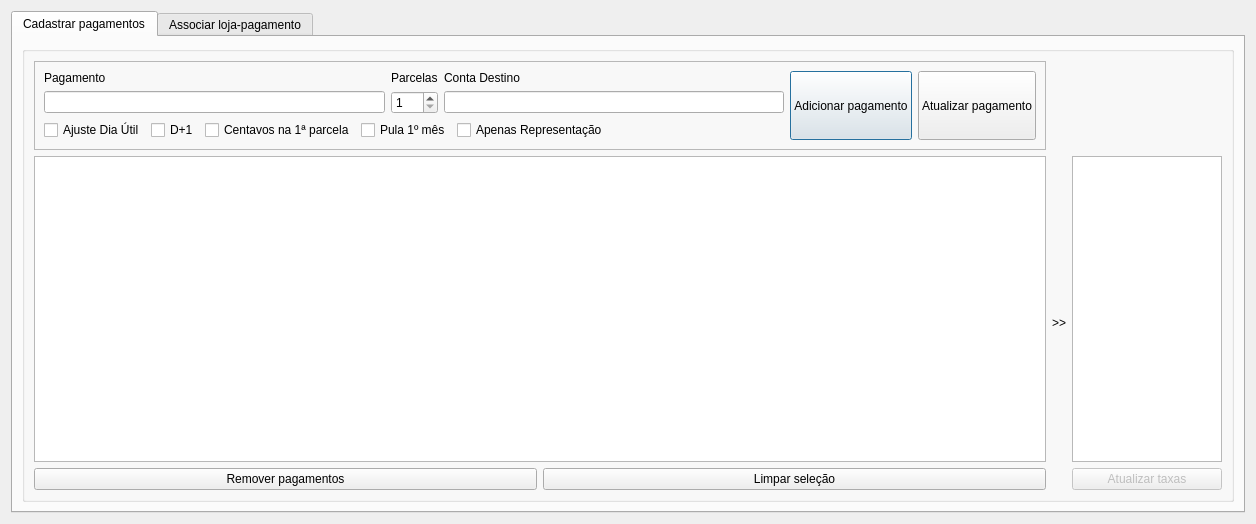
The window that ui/cadastropagamento.ui (darktorres/ERP-STACCATO) describes before a commit, drawn with Qt 5.
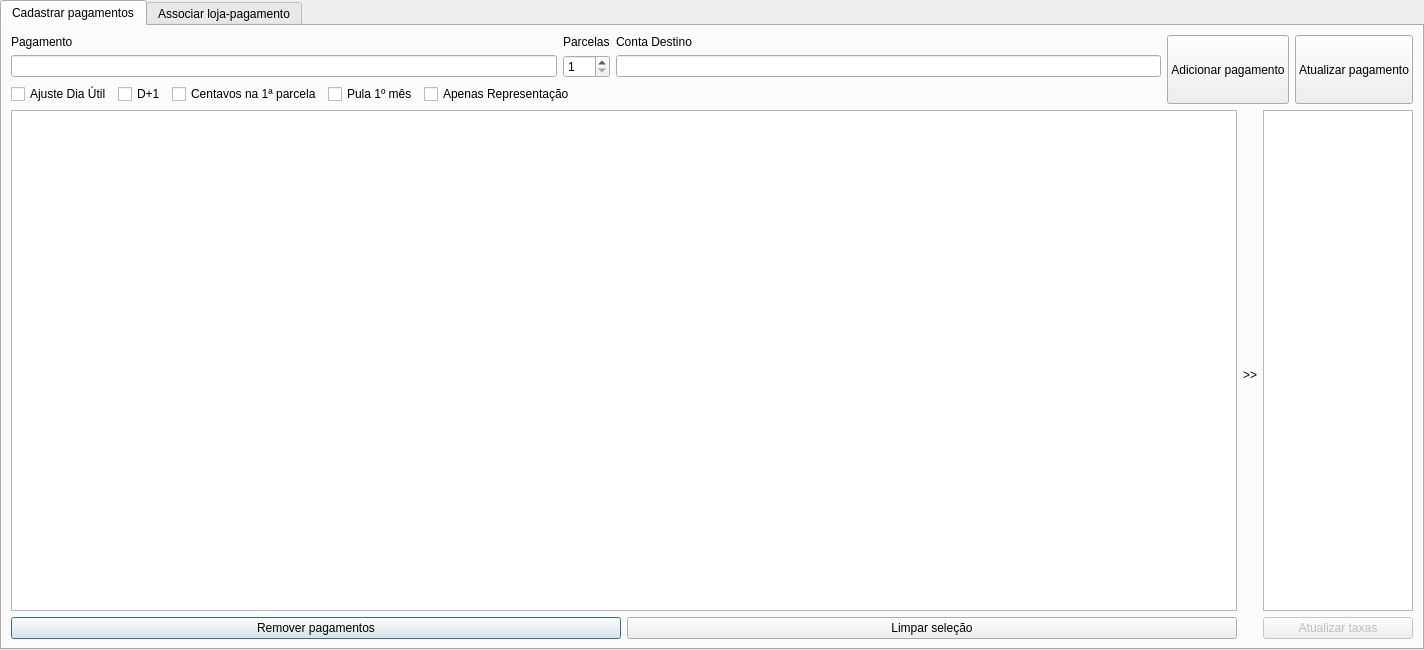
The same window after the commit. Custom widgets are drawn as their Qt base class.

```diff
--- a/ui/cadastropagamento.ui
+++ b/ui/cadastropagamento.ui
@@ -6,14 +6,26 @@
    <rect>
     <x>0</x>
     <y>0</y>
-    <width>1256</width>
-    <height>524</height>
+    <width>1424</width>
+    <height>650</height>
    </rect>
   </property>
   <property name="windowTitle">
    <string>Cadastro de Pagamento</string>
   </property>
   <layout class="QGridLayout" name="gridLayout_6">
+   <property name="leftMargin">
+    <number>0</number>
+   </property>
+   <property name="topMargin">
+    <number>0</number>
+   </property>
+   <property name="rightMargin">
+    <number>0</number>
+   </property>
+   <property name="bottomMargin">
+    <number>0</number>
+   </property>
    <item row="0" column="0">
     <widget class="QTabWidget" name="tabWidget_2">
      <property name="currentIndex">
@@ -24,32 +36,101 @@
        <string>Cadastrar pagamentos</string>
       </attribute>
       <layout class="QGridLayout" name="gridLayout_18">
+       <property name="leftMargin">
+        <number>0</number>
+       </property>
+       <property name="topMargin">
+        <number>0</number>
+       </property>
+       <property name="rightMargin">
+        <number>0</number>
+       </property>
+       <property name="bottomMargin">
+        <number>0</number>
+       </property>
+       <property name="spacing">
+        <number>0</number>
+       </property>
        <item row="0" column="0">
-        <widget class="QGroupBox" name="groupBox_3">
-         <property name="title">
-          <string/>
-         </property>
+        <widget class="QFrame" name="frame_3">
+         <layout class="QGridLayout" name="gridLayout_13">
+          <item row="1" column="0">
          <layout class="QGridLayout" name="gridLayout_5">
-          <item row="0" column="0">
-           <widget class="QFrame" name="frame">
-            <property name="frameShape">
-             <enum>QFrame::StyledPanel</enum>
-            </property>
-            <layout class="QGridLayout" name="gridLayout_10">
+            <item row="0" column="3">
+             <widget class="TableView" name="tableTaxas">
+              <property name="sizePolicy">
+               <sizepolicy hsizetype="Fixed" vsizetype="Expanding">
+                <horstretch>0</horstretch>
+                <verstretch>0</verstretch>
+               </sizepolicy>
+              </property>
+              <property name="minimumSize">
+               <size>
+                <width>150</width>
+                <height>0</height>
+               </size>
+              </property>
+              <property name="maximumSize">
+               <size>
+                <width>150</width>
+                <height>16777215</height>
+               </size>
+              </property>
+             </widget>
+            </item>
+            <item row="1" column="0">
+             <widget class="QPushButton" name="pushButtonRemoverPagamento">
+              <property name="text">
+               <string>Remover pagamentos</string>
+              </property>
+             </widget>
+            </item>
+            <item row="1" column="1">
+             <widget class="QPushButton" name="pushButtonLimparSelecao">
+              <property name="text">
+               <string>Limpar seleção</string>
+              </property>
+             </widget>
+            </item>
+            <item row="1" column="3">
+             <widget class="QPushButton" name="pushButtonAtualizarTaxas">
+              <property name="enabled">
+               <bool>false</bool>
+              </property>
+              <property name="text">
+               <string>Atualizar taxas</string>
+              </property>
+             </widget>
+            </item>
+            <item row="0" column="2" rowspan="2">
+             <widget class="QLabel" name="label_8">
+              <property name="sizePolicy">
+               <sizepolicy hsizetype="Maximum" vsizetype="Preferred">
+                <horstretch>0</horstretch>
+                <verstretch>0</verstretch>
+               </sizepolicy>
+              </property>
+              <property name="text">
+               <string>&gt;&gt;</string>
+              </property>
+             </widget>
+            </item>
+            <item row="0" column="0" colspan="2">
+             <widget class="TableView" name="tablePagamentos">
+              <property name="editTriggers">
+               <set>QAbstractItemView::NoEditTriggers</set>
+              </property>
+              <property name="selectionBehavior">
+               <enum>QAbstractItemView::SelectRows</enum>
+              </property>
+             </widget>
+            </item>
+           </layout>
+          </item>
              <item row="0" column="0">
-              <layout class="QGridLayout" name="gridLayout_9">
+           <layout class="QGridLayout" name="gridLayout_11">
                <item row="0" column="0">
                 <layout class="QGridLayout" name="gridLayout_7">
-                 <item row="0" column="0">
-                  <widget class="QLabel" name="label_3">
-                   <property name="text">
-                    <string>Pagamento</string>
-                   </property>
-                  </widget>
-                 </item>
-                 <item row="1" column="0">
-                  <widget class="QLineEdit" name="lineEditPagamento"/>
-                 </item>
                  <item row="0" column="2">
                   <widget class="QLabel" name="label_4">
                    <property name="text">
@@ -71,11 +152,47 @@
                    </property>
                   </widget>
                  </item>
+              <item row="0" column="0">
+               <widget class="QLabel" name="label_3">
+                <property name="text">
+                 <string>Pagamento</string>
+                </property>
+               </widget>
+              </item>
+              <item row="1" column="0">
+               <widget class="QLineEdit" name="lineEditPagamento"/>
+              </item>
                  <item row="1" column="2">
                   <widget class="ItemBox" name="itemBoxContaDestino"/>
                  </item>
                 </layout>
                </item>
+            <item row="0" column="1" rowspan="2">
+             <widget class="QPushButton" name="pushButtonAdicionarPagamento">
+              <property name="sizePolicy">
+               <sizepolicy hsizetype="Minimum" vsizetype="Minimum">
+                <horstretch>0</horstretch>
+                <verstretch>0</verstretch>
+               </sizepolicy>
+              </property>
+              <property name="text">
+               <string>Adicionar pagamento</string>
+              </property>
+             </widget>
+            </item>
+            <item row="0" column="2" rowspan="2">
+             <widget class="QPushButton" name="pushButtonAtualizarPagamento">
+              <property name="sizePolicy">
+               <sizepolicy hsizetype="Minimum" vsizetype="Minimum">
+                <horstretch>0</horstretch>
+                <verstretch>0</verstretch>
+               </sizepolicy>
+              </property>
+              <property name="text">
+               <string>Atualizar pagamento</string>
+              </property>
+             </widget>
+            </item>
                <item row="1" column="0">
                 <layout class="QGridLayout" name="gridLayout_8">
                  <item row="0" column="1">
@@ -85,10 +202,10 @@
                    </property>
                   </widget>
                  </item>
-                 <item row="0" column="0">
-                  <widget class="QCheckBox" name="checkBoxDiaUtil">
+              <item row="0" column="4">
+               <widget class="QCheckBox" name="checkBoxApenasRepresentacao">
                    <property name="text">
-                    <string>Ajuste Dia Útil</string>
+                 <string>Apenas Representação</string>
                    </property>
                   </widget>
                  </item>
@@ -99,8 +216,8 @@
                    </property>
                    <property name="sizeHint" stdset="0">
                     <size>
-                     <width>40</width>
-                     <height>20</height>
+                  <width>0</width>
+                  <height>0</height>
                     </size>
                    </property>
                   </spacer>
@@ -112,6 +229,13 @@
                    </property>
                   </widget>
                  </item>
+              <item row="0" column="0">
+               <widget class="QCheckBox" name="checkBoxDiaUtil">
+                <property name="text">
+                 <string>Ajuste Dia Útil</string>
+                </property>
+               </widget>
+              </item>
                  <item row="0" column="2">
                   <widget class="QCheckBox" name="checkBoxCentavoSobressalente">
                    <property name="text">
@@ -119,114 +243,7 @@
                    </property>
                   </widget>
                  </item>
-                 <item row="0" column="4">
-                  <widget class="QCheckBox" name="checkBoxApenasRepresentacao">
-                   <property name="text">
-                    <string>Apenas Representação</string>
-                   </property>
-                  </widget>
-                 </item>
-                </layout>
-               </item>
-              </layout>
-             </item>
-             <item row="0" column="1">
-              <widget class="QPushButton" name="pushButtonAdicionarPagamento">
-               <property name="sizePolicy">
-                <sizepolicy hsizetype="Minimum" vsizetype="Minimum">
-                 <horstretch>0</horstretch>
-                 <verstretch>0</verstretch>
-                </sizepolicy>
-               </property>
-               <property name="text">
-                <string>Adicionar pagamento</string>
-               </property>
-              </widget>
-             </item>
-             <item row="0" column="2">
-              <widget class="QPushButton" name="pushButtonAtualizarPagamento">
-               <property name="sizePolicy">
-                <sizepolicy hsizetype="Minimum" vsizetype="Minimum">
-                 <horstretch>0</horstretch>
-                 <verstretch>0</verstretch>
-                </sizepolicy>
-               </property>
-               <property name="text">
-                <string>Atualizar pagamento</string>
-               </property>
-              </widget>
-             </item>
-            </layout>
-           </widget>
-          </item>
-          <item row="1" column="0">
-           <layout class="QGridLayout" name="gridLayout">
-            <item row="0" column="0" colspan="2">
-             <widget class="TableView" name="tablePagamentos">
-              <property name="editTriggers">
-               <set>QAbstractItemView::NoEditTriggers</set>
-              </property>
-              <property name="selectionBehavior">
-               <enum>QAbstractItemView::SelectRows</enum>
-              </property>
-             </widget>
-            </item>
-            <item row="1" column="0">
-             <widget class="QPushButton" name="pushButtonRemoverPagamento">
-              <property name="text">
-               <string>Remover pagamentos</string>
-              </property>
-             </widget>
-            </item>
-            <item row="1" column="1">
-             <widget class="QPushButton" name="pushButtonLimparSelecao">
-              <property name="text">
-               <string>Limpar seleção</string>
-              </property>
-             </widget>
-            </item>
-           </layout>
-          </item>
-          <item row="1" column="1">
-           <widget class="QLabel" name="label_8">
-            <property name="text">
-             <string>&gt;&gt;</string>
-            </property>
-           </widget>
-          </item>
-          <item row="1" column="2">
-           <layout class="QGridLayout" name="gridLayout_4">
-            <item row="0" column="0">
-             <widget class="TableView" name="tableTaxas">
-              <property name="sizePolicy">
-               <sizepolicy hsizetype="Fixed" vsizetype="Expanding">
-                <horstretch>0</horstretch>
-                <verstretch>0</verstretch>
-               </sizepolicy>
-              </property>
-              <property name="minimumSize">
-               <size>
-                <width>150</width>
-                <height>0</height>
-               </size>
-              </property>
-              <property name="maximumSize">
-               <size>
-                <width>150</width>
-                <height>16777215</height>
-               </size>
-              </property>
-             </widget>
-            </item>
-            <item row="1" column="0">
-             <widget class="QPushButton" name="pushButtonAtualizarTaxas">
-              <property name="enabled">
-               <bool>false</bool>
-              </property>
-              <property name="text">
-               <string>Atualizar taxas</string>
-              </property>
-             </widget>
+             </layout>
             </item>
            </layout>
           </item>
```
Left out of the diff: 2 changed lines with no effect on the pictures. Lines whose indentation alone changed are shown as unchanged.
